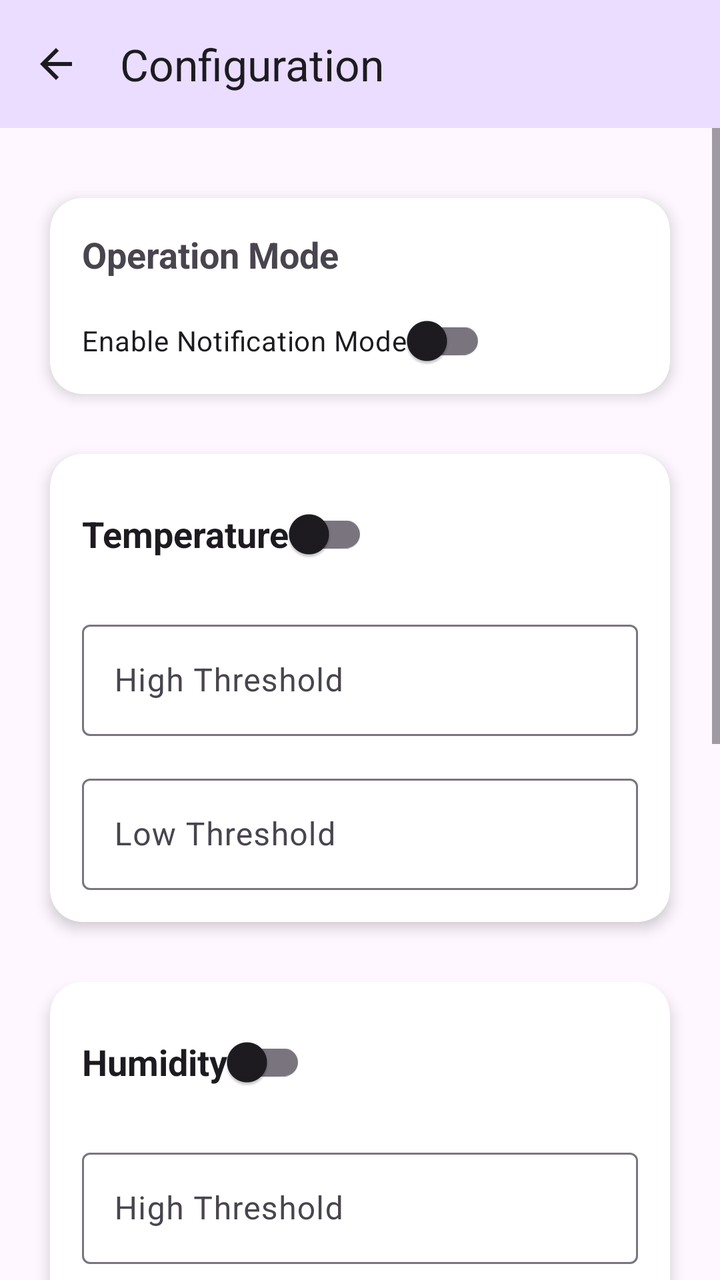
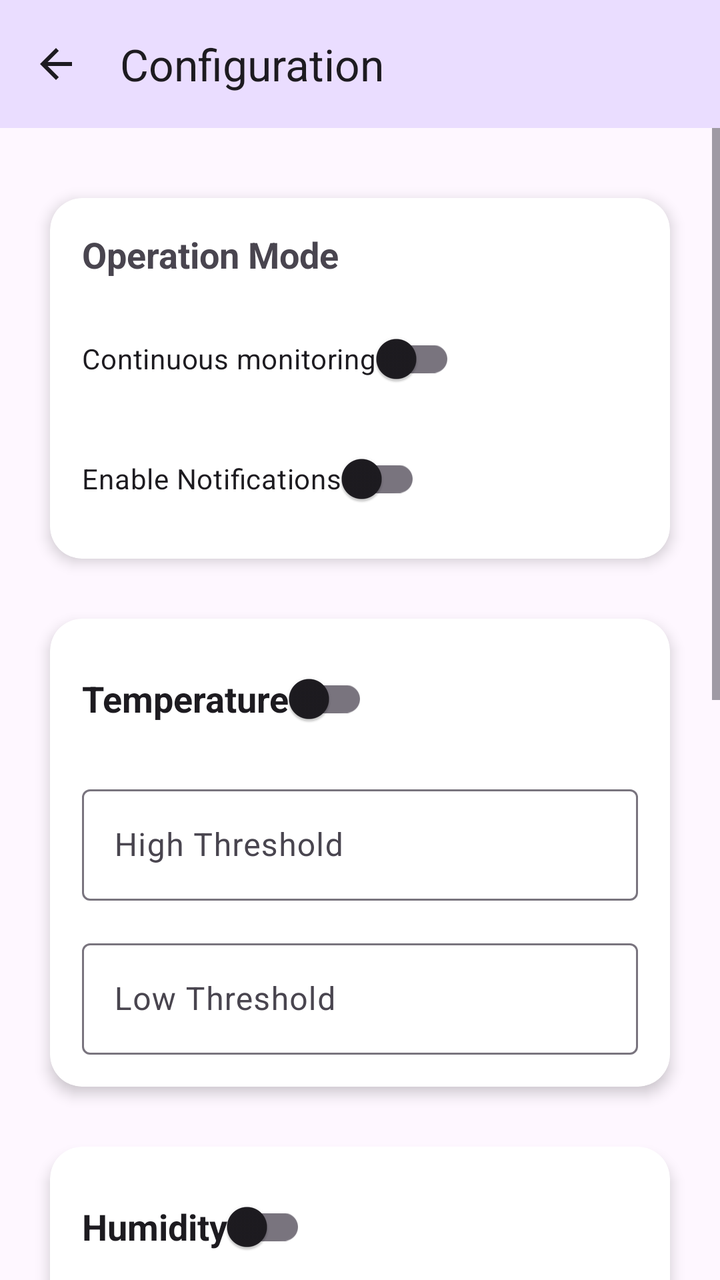

An Android layout rendered at two revisions. The XML below is the earlier revision; the diff shows what the commit changed to produce the second picture.
<!-- AndroidManifest.xml: application theme Theme.MyApplication -->
<!-- res/layout/activity_config.xml -->
<?xml version="1.0" encoding="utf-8"?>
<androidx.constraintlayout.widget.ConstraintLayout xmlns:android="http://schemas.android.com/apk/res/android"
    xmlns:app="http://schemas.android.com/apk/res-auto"
    xmlns:tools="http://schemas.android.com/tools"
    android:id="@+id/main"
    android:layout_width="match_parent"
    android:layout_height="match_parent"
    tools:context=".ConfigActivity"
    tools:paddingTop="24dp"
    tools:paddingBottom="24dp">

    <androidx.appcompat.widget.Toolbar
        android:id="@+id/toolbarConfig"
        android:layout_width="0dp"
        android:layout_height="wrap_content"
        android:background="?attr/colorPrimaryContainer"
        android:contentDescription="@string/title_config"
        android:minHeight="?attr/actionBarSize"
        android:theme="?attr/actionBarTheme"
        app:layout_constraintEnd_toEndOf="parent"
        app:layout_constraintStart_toStartOf="parent"
        app:layout_constraintTop_toTopOf="parent"
        app:navigationContentDescription="@string/title_config"
        app:navigationIcon="@drawable/ic_arrow_back"
        app:title="@string/title_config" />

    <ScrollView
        android:layout_width="0dp"
        android:layout_height="0dp"
        android:clipChildren="false"
        android:clipToPadding="false"
        android:fillViewport="true"
        app:layout_constraintWidth_max="480dp"
        app:layout_constraintBottom_toBottomOf="parent"
        app:layout_constraintEnd_toEndOf="parent"
        app:layout_constraintStart_toStartOf="parent"
        app:layout_constraintTop_toBottomOf="@+id/toolbarConfig">

        <androidx.constraintlayout.widget.ConstraintLayout
            android:layout_width="match_parent"
            android:layout_height="wrap_content"
            android:clipChildren="false"
            android:clipToPadding="false"
            android:paddingBottom="32dp">

            
            <androidx.cardview.widget.CardView
                android:id="@+id/cwOperationMode"
                android:layout_width="0dp"
                android:layout_height="120dp"
                android:layout_marginStart="16dp"
                android:layout_marginTop="24dp"
                android:layout_marginEnd="16dp"
                app:cardCornerRadius="16dp"
                app:cardElevation="4dp"
                app:cardUseCompatPadding="true"
                app:contentPadding="0dp"
                app:layout_constraintEnd_toEndOf="parent"
                app:layout_constraintStart_toStartOf="parent"
                app:layout_constraintTop_toTopOf="parent">

                <androidx.constraintlayout.widget.ConstraintLayout
                    android:id="@+id/clsubOperationMode"
                    android:layout_width="match_parent"
                    android:layout_height="match_parent">

                    <TextView
                        android:id="@+id/textView"
                        android:layout_width="0dp"
                        android:layout_height="wrap_content"
                        android:layout_marginStart="16dp"
                        android:layout_marginTop="16dp"
                        android:layout_marginEnd="16dp"
                        android:text="@string/operation_mode"
                        android:textAppearance="@style/TextAppearance.AppCompat.Medium"
                        android:textStyle="bold"
                        app:layout_constraintEnd_toEndOf="parent"
                        app:layout_constraintStart_toStartOf="parent"
                        app:layout_constraintTop_toTopOf="parent" />

                    <androidx.appcompat.widget.SwitchCompat
                        android:id="@+id/switchNotificationMode"
                        android:layout_width="wrap_content"
                        android:layout_height="wrap_content"
                        android:switchPadding="16dp"
                        android:layout_marginStart="16dp"
                        android:layout_marginTop="24dp"
                        android:layout_marginEnd="16dp"
                        android:layout_marginBottom="20dp"
                        android:text="@string/notification_mode_toggle"
                        app:layout_constraintBottom_toBottomOf="parent"
                        app:layout_constrainedWidth="true"
                        app:layout_constraintHorizontal_bias="0"
                        app:layout_constraintEnd_toEndOf="parent"
                        app:layout_constraintStart_toStartOf="parent"
                        app:layout_constraintTop_toBottomOf="@+id/textView" />

                </androidx.constraintlayout.widget.ConstraintLayout>
            </androidx.cardview.widget.CardView>

            
            <androidx.cardview.widget.CardView
                android:id="@+id/cwTempAlarm"
                android:layout_width="0dp"
                android:layout_height="wrap_content"
                android:layout_marginStart="16dp"
                android:layout_marginTop="8dp"
                android:layout_marginEnd="16dp"
                app:cardCornerRadius="16dp"
                app:cardElevation="4dp"
                app:cardUseCompatPadding="true"
                app:layout_constraintEnd_toEndOf="parent"
                app:layout_constraintStart_toStartOf="parent"
                app:layout_constraintTop_toBottomOf="@+id/cwOperationMode">

                <androidx.constraintlayout.widget.ConstraintLayout
                    android:layout_width="match_parent"
                    android:layout_height="match_parent">

                    <androidx.appcompat.widget.SwitchCompat
                        android:id="@+id/switchTempAlarm"
                        android:layout_width="wrap_content"
                        android:layout_height="wrap_content"
                        android:layout_marginStart="16dp"
                        android:layout_marginTop="16dp"
                        android:layout_marginEnd="16dp"
                        android:switchPadding="16dp"
                        android:switchTextAppearance="@style/TextAppearance.AppCompat.Medium"
                        android:text="@string/sensor_temperature"
                        android:textAppearance="@style/TextAppearance.AppCompat.Medium"
                        android:textStyle="bold"
                        app:layout_constrainedWidth="true"
                        app:layout_constraintHorizontal_bias="0"
                        app:layout_constraintEnd_toEndOf="parent"
                        app:layout_constraintStart_toStartOf="parent"
                        app:layout_constraintTop_toTopOf="parent" />

                    <com.google.android.material.textfield.TextInputLayout
                        android:id="@+id/tilTempHigh"
                        android:layout_width="match_parent"
                        android:layout_height="wrap_content"
                        android:layout_marginStart="16dp"
                        android:layout_marginTop="16dp"
                        android:layout_marginEnd="16dp"
                        app:layout_constraintEnd_toEndOf="parent"
                        app:layout_constraintStart_toStartOf="parent"
                        app:layout_constraintTop_toBottomOf="@+id/switchTempAlarm"
                        tools:ignore="DuplicateSpeakableTextCheck">

                        <com.google.android.material.textfield.TextInputEditText
                            android:id="@+id/etTempHigh"
                            android:layout_width="match_parent"
                            android:layout_height="wrap_content"
                            android:hint="@string/high_threshold"
                            android:importantForAutofill="no"
                            android:inputType="numberDecimal|numberSigned"
                            tools:ignore="DuplicateSpeakableTextCheck" />

                    </com.google.android.material.textfield.TextInputLayout>

                    <com.google.android.material.textfield.TextInputLayout
                        android:id="@+id/tilTempLow"
                        android:layout_width="match_parent"
                        android:layout_height="wrap_content"
                        android:layout_marginStart="16dp"
                        android:layout_marginTop="16dp"
                        android:layout_marginEnd="16dp"
                        android:layout_marginBottom="16dp"
                        app:layout_constraintBottom_toBottomOf="parent"
                        app:layout_constraintEnd_toEndOf="parent"
                        app:layout_constraintStart_toStartOf="parent"
                        app:layout_constraintTop_toBottomOf="@+id/tilTempHigh"
                        tools:ignore="DuplicateSpeakableTextCheck">

                        <com.google.android.material.textfield.TextInputEditText
                            android:id="@+id/etTempLow"
                            android:layout_width="match_parent"
                            android:layout_height="wrap_content"
                            android:hint="@string/low_threshold"
                            android:importantForAutofill="no"
                            android:inputType="numberDecimal|numberSigned"
                            tools:ignore="DuplicateSpeakableTextCheck" />
                    </com.google.android.material.textfield.TextInputLayout>
                </androidx.constraintlayout.widget.ConstraintLayout>

            </androidx.cardview.widget.CardView>

            
            <androidx.cardview.widget.CardView
                android:id="@+id/cwHumidityAlarm"
                android:layout_width="0dp"
                android:layout_height="wrap_content"
                android:layout_marginStart="16dp"
                android:layout_marginTop="8dp"
                android:layout_marginEnd="16dp"
                app:cardCornerRadius="16dp"
                app:cardElevation="4dp"
                app:cardUseCompatPadding="true"
                app:layout_constraintEnd_toEndOf="parent"
                app:layout_constraintStart_toStartOf="parent"
                app:layout_constraintTop_toBottomOf="@+id/cwTempAlarm">

                <androidx.constraintlayout.widget.ConstraintLayout
                    android:layout_width="match_parent"
                    android:layout_height="match_parent">

                    <androidx.appcompat.widget.SwitchCompat
                        android:id="@+id/switchHumidityAlarm"
                        android:layout_width="wrap_content"
                        android:layout_height="wrap_content"
                        android:switchPadding="16dp"
                        android:layout_marginStart="16dp"
                        android:layout_marginTop="16dp"
                        android:layout_marginEnd="16dp"
                        android:switchTextAppearance="@style/TextAppearance.AppCompat.Medium"
                        android:text="@string/sensor_humidity"
                        android:textAppearance="@style/TextAppearance.AppCompat.Medium"
                        android:textStyle="bold"
                        app:layout_constrainedWidth="true"
                        app:layout_constraintHorizontal_bias="0"
                        app:layout_constraintEnd_toEndOf="parent"
                        app:layout_constraintStart_toStartOf="parent"
                        app:layout_constraintTop_toTopOf="parent" />

                    <com.google.android.material.textfield.TextInputLayout
                        android:id="@+id/tilHumidityHigh"
                        android:layout_width="match_parent"
                        android:layout_height="wrap_content"
                        android:layout_marginStart="16dp"
                        android:layout_marginTop="16dp"
                        android:layout_marginEnd="16dp"
                        app:layout_constraintEnd_toEndOf="parent"
                        app:layout_constraintStart_toStartOf="parent"
                        app:layout_constraintTop_toBottomOf="@+id/switchHumidityAlarm"
                        tools:ignore="DuplicateSpeakableTextCheck">

                        <com.google.android.material.textfield.TextInputEditText
                            android:id="@+id/etHumidityHigh"
                            android:layout_width="match_parent"
                            android:layout_height="wrap_content"
                            android:hint="@string/high_threshold"
                            android:importantForAutofill="no"
                            android:inputType="number|numberDecimal"
                            tools:ignore="DuplicateSpeakableTextCheck" />
                    </com.google.android.material.textfield.TextInputLayout>

                    <com.google.android.material.textfield.TextInputLayout
                        android:id="@+id/tilHumidityLow"
                        android:layout_width="match_parent"
                        android:layout_height="wrap_content"
                        android:layout_marginStart="16dp"
                        android:layout_marginTop="16dp"
                        android:layout_marginEnd="16dp"
                        android:layout_marginBottom="16dp"
                        app:layout_constraintBottom_toBottomOf="parent"
                        app:layout_constraintEnd_toEndOf="parent"
                        app:layout_constraintStart_toStartOf="parent"
                        app:layout_constraintTop_toBottomOf="@+id/tilHumidityHigh"
                        tools:ignore="DuplicateSpeakableTextCheck">

                        <com.google.android.material.textfield.TextInputEditText
                            android:id="@+id/etHumidityLow"
                            android:layout_width="match_parent"
                            android:layout_height="wrap_content"
                            android:hint="@string/low_threshold"
                            android:importantForAutofill="no"
                            android:inputType="number|numberDecimal"
                            tools:ignore="DuplicateSpeakableTextCheck" />
                    </com.google.android.material.textfield.TextInputLayout>
                </androidx.constraintlayout.widget.ConstraintLayout>
            </androidx.cardview.widget.CardView>

            
            <androidx.cardview.widget.CardView
                android:id="@+id/cwLuminosityAlarm"
                android:layout_width="0dp"
                android:layout_height="wrap_content"
                android:layout_marginStart="16dp"
                android:layout_marginTop="8dp"
                android:layout_marginEnd="16dp"
                app:cardCornerRadius="16dp"
                app:cardElevation="4dp"
                app:cardUseCompatPadding="true"
                app:layout_constraintEnd_toEndOf="parent"
                app:layout_constraintStart_toStartOf="parent"
                app:layout_constraintTop_toBottomOf="@+id/cwHumidityAlarm">

                <androidx.constraintlayout.widget.ConstraintLayout
                    android:layout_width="match_parent"
                    android:layout_height="match_parent">

                    <androidx.appcompat.widget.SwitchCompat
                        android:id="@+id/switchLuminosityAlarm"
                        android:layout_width="wrap_content"
                        android:layout_height="wrap_content"
                        android:switchPadding="16dp"
                        android:layout_marginStart="16dp"
                        android:layout_marginTop="16dp"
                        android:layout_marginEnd="16dp"
                        android:switchTextAppearance="@style/TextAppearance.AppCompat.Medium"
                        android:text="@string/sensor_luminosity"
                        android:textAppearance="@style/TextAppearance.AppCompat.Medium"
                        android:textStyle="bold"
                        app:layout_constrainedWidth="true"
                        app:layout_constraintHorizontal_bias="0"
                        app:layout_constraintEnd_toEndOf="parent"
                        app:layout_constraintStart_toStartOf="parent"
                        app:layout_constraintTop_toTopOf="parent" />

                    <com.google.android.material.textfield.TextInputLayout
                        android:id="@+id/tilLuminosityHigh"
                        android:layout_width="match_parent"
                        android:layout_height="wrap_content"
                        android:layout_marginStart="16dp"
                        android:layout_marginTop="16dp"
                        android:layout_marginEnd="16dp"
                        app:layout_constraintEnd_toEndOf="parent"
                        app:layout_constraintStart_toStartOf="parent"
                        app:layout_constraintTop_toBottomOf="@+id/switchLuminosityAlarm"
                        tools:ignore="DuplicateSpeakableTextCheck">

                        <com.google.android.material.textfield.TextInputEditText
                            android:id="@+id/etLuminosityHigh"
                            android:layout_width="match_parent"
                            android:layout_height="wrap_content"
                            android:hint="@string/high_threshold"
                            android:importantForAutofill="no"
                            android:inputType="number|numberDecimal"
                            tools:ignore="DuplicateSpeakableTextCheck" />
                    </com.google.android.material.textfield.TextInputLayout>

                    <com.google.android.material.textfield.TextInputLayout
                        android:id="@+id/tilLuminosityLow"
                        android:layout_width="match_parent"
                        android:layout_height="wrap_content"
                        android:layout_marginStart="16dp"
                        android:layout_marginTop="16dp"
                        android:layout_marginEnd="16dp"
                        android:layout_marginBottom="16dp"
                        app:layout_constraintBottom_toBottomOf="parent"
                        app:layout_constraintEnd_toEndOf="parent"
                        app:layout_constraintStart_toStartOf="parent"
                        app:layout_constraintTop_toBottomOf="@+id/tilLuminosityHigh"
                        tools:ignore="DuplicateSpeakableTextCheck">

                        <com.google.android.material.textfield.TextInputEditText
                            android:id="@+id/etLuminosityLow"
                            android:layout_width="match_parent"
                            android:layout_height="wrap_content"
                            android:hint="@string/low_threshold"
                            android:importantForAutofill="no"
                            android:inputType="number|numberDecimal"
                            tools:ignore="DuplicateSpeakableTextCheck" />
                    </com.google.android.material.textfield.TextInputLayout>
                </androidx.constraintlayout.widget.ConstraintLayout>
            </androidx.cardview.widget.CardView>

            
            <LinearLayout
                android:id="@+id/llButtons"
                android:layout_width="0dp"
                android:layout_height="wrap_content"
                android:layout_marginStart="16dp"
                android:layout_marginTop="24dp"
                android:layout_marginEnd="16dp"
                android:layout_marginBottom="30dp"
                android:orientation="horizontal"
                app:layout_constraintBottom_toBottomOf="parent"
                app:layout_constraintEnd_toEndOf="parent"
                app:layout_constraintStart_toStartOf="parent"
                app:layout_constraintTop_toBottomOf="@+id/cwLuminosityAlarm">

                <Button
                    android:id="@+id/btnReset"
                    style="?attr/materialButtonOutlinedStyle"
                    android:layout_width="0dp"
                    android:layout_height="match_parent"
                    android:layout_marginEnd="8dp"
                    android:layout_weight="1"
                    android:text="@string/reset_min_max"
                    tools:ignore="ButtonStyle" />

                <Button
                    android:id="@+id/btnSave"
                    android:layout_width="0dp"
                    android:layout_height="match_parent"
                    android:layout_weight="1"
                    android:text="@string/save_configuration"
                    tools:ignore="ButtonStyle" />
            </LinearLayout>

        </androidx.constraintlayout.widget.ConstraintLayout>
    </ScrollView>

</androidx.constraintlayout.widget.ConstraintLayout>
<!-- resources referenced by this layout -->
<resources>
  <!-- drawable ic_arrow_back (drawable) -->
  <vector xmlns:android="http://schemas.android.com/apk/res/android"
      android:width="24dp"
      android:height="24dp"
      android:viewportWidth="24"
      android:viewportHeight="24"
      android:tint="?attr/colorControlNormal">
    <path
        android:fillColor="@android:color/white"
        android:pathData="M20,11H7.83l5.59,-5.59L12,4l-8,8 8,8 1.41,-1.41L7.83,13H20v-2z"/>
  </vector>
  <string name="high_threshold">High Threshold</string>
  <string name="low_threshold">Low Threshold</string>
  <string name="notification_mode_toggle">Enable Notification Mode</string>
  <string name="operation_mode">Operation Mode</string>
  <string name="reset_min_max">Reset Maximums &amp; Minimums</string>
  <string name="save_configuration">Save Configuration</string>
  <string name="sensor_humidity">Humidity</string>
  <string name="sensor_luminosity">Luminosity</string>
  <string name="sensor_temperature">Temperature</string>
  <string name="title_config">Configuration</string>
  <style name="Theme.MyApplication" parent="Base.Theme.MyApplication" />
  <style name="Base.Theme.MyApplication" parent="Theme.Material3.DayNight.NoActionBar">
          
          
      </style>
</resources>

<!-- the commit's change to res/layout/activity_config.xml (unified diff, before → after) -->
@@ -1,5 +1,6 @@
 <?xml version="1.0" encoding="utf-8"?>
-<androidx.constraintlayout.widget.ConstraintLayout xmlns:android="http://schemas.android.com/apk/res/android"
+<androidx.constraintlayout.widget.ConstraintLayout
+    xmlns:android="http://schemas.android.com/apk/res/android"
     xmlns:app="http://schemas.android.com/apk/res-auto"
     xmlns:tools="http://schemas.android.com/tools"
     android:id="@+id/main"
@@ -43,11 +44,12 @@
             android:clipToPadding="false"
             android:paddingBottom="32dp">
 
+
             
             <androidx.cardview.widget.CardView
                 android:id="@+id/cwOperationMode"
                 android:layout_width="0dp"
-                android:layout_height="120dp"
+                android:layout_height="wrap_content"
                 android:layout_marginStart="16dp"
                 android:layout_marginTop="24dp"
                 android:layout_marginEnd="16dp"
@@ -62,7 +64,8 @@
                 <androidx.constraintlayout.widget.ConstraintLayout
                     android:id="@+id/clsubOperationMode"
                     android:layout_width="match_parent"
-                    android:layout_height="match_parent">
+                    android:layout_height="wrap_content"
+                    android:paddingBottom="16dp">
 
                     <TextView
                         android:id="@+id/textView"
@@ -78,25 +81,44 @@
                         app:layout_constraintStart_toStartOf="parent"
                         app:layout_constraintTop_toTopOf="parent" />
 
+
+                    
                     <androidx.appcompat.widget.SwitchCompat
-                        android:id="@+id/switchNotificationMode"
+                        android:id="@+id/switchOperatingMode"
                         android:layout_width="wrap_content"
                         android:layout_height="wrap_content"
+                        android:layout_marginStart="16dp"
+                        android:layout_marginTop="16dp"
+                        android:layout_marginEnd="16dp"
                         android:switchPadding="16dp"
-                        android:layout_marginStart="16dp"
-                        android:layout_marginTop="24dp"
-                        android:layout_marginEnd="16dp"
-                        android:layout_marginBottom="20dp"
-                        android:text="@string/notification_mode_toggle"
-                        app:layout_constraintBottom_toBottomOf="parent"
+                        android:text="@string/operating_mode_toggle"
+                        app:layout_constrainedWidth="true"
+                        app:layout_constraintEnd_toEndOf="parent"
+                        app:layout_constraintHorizontal_bias="0"
+                        app:layout_constraintStart_toStartOf="parent"
+                        app:layout_constraintTop_toBottomOf="@+id/textView" />
+
+
+                    
+                    <androidx.appcompat.widget.SwitchCompat
+                        android:id="@+id/switchNotifications"
+                        android:layout_width="wrap_content"
+                        android:layout_height="wrap_content"
+                        android:layout_marginStart="16dp"
+                        android:layout_marginTop="12dp"
+                        android:layout_marginEnd="16dp"
+                        android:switchPadding="16dp"
+                        android:text="@string/notifications_toggle"
                         app:layout_constrainedWidth="true"
                         app:layout_constraintHorizontal_bias="0"
                         app:layout_constraintEnd_toEndOf="parent"
                         app:layout_constraintStart_toStartOf="parent"
-                        app:layout_constraintTop_toBottomOf="@+id/textView" />
+                        app:layout_constraintTop_toBottomOf="@+id/switchOperatingMode" />
 
                 </androidx.constraintlayout.widget.ConstraintLayout>
+
             </androidx.cardview.widget.CardView>
+
 
             
             <androidx.cardview.widget.CardView
@@ -180,10 +202,13 @@
                             android:importantForAutofill="no"
                             android:inputType="numberDecimal|numberSigned"
                             tools:ignore="DuplicateSpeakableTextCheck" />
-                    </com.google.android.material.textfield.TextInputLayout>
+
+                    </com.google.android.material.textfield.TextInputLayout>
+
                 </androidx.constraintlayout.widget.ConstraintLayout>
 
             </androidx.cardview.widget.CardView>
+
 
             
             <androidx.cardview.widget.CardView
@@ -242,6 +267,7 @@
                             android:importantForAutofill="no"
                             android:inputType="number|numberDecimal"
                             tools:ignore="DuplicateSpeakableTextCheck" />
+
                     </com.google.android.material.textfield.TextInputLayout>
 
                     <com.google.android.material.textfield.TextInputLayout
@@ -266,9 +292,13 @@
                             android:importantForAutofill="no"
                             android:inputType="number|numberDecimal"
                             tools:ignore="DuplicateSpeakableTextCheck" />
-                    </com.google.android.material.textfield.TextInputLayout>
+
+                    </com.google.android.material.textfield.TextInputLayout>
+
                 </androidx.constraintlayout.widget.ConstraintLayout>
+
             </androidx.cardview.widget.CardView>
+
 
             
             <androidx.cardview.widget.CardView
@@ -327,6 +357,7 @@
                             android:importantForAutofill="no"
                             android:inputType="number|numberDecimal"
                             tools:ignore="DuplicateSpeakableTextCheck" />
+
                     </com.google.android.material.textfield.TextInputLayout>
 
                     <com.google.android.material.textfield.TextInputLayout
@@ -351,9 +382,13 @@
                             android:importantForAutofill="no"
                             android:inputType="number|numberDecimal"
                             tools:ignore="DuplicateSpeakableTextCheck" />
-                    </com.google.android.material.textfield.TextInputLayout>
+
+                    </com.google.android.material.textfield.TextInputLayout>
+
                 </androidx.constraintlayout.widget.ConstraintLayout>
+
             </androidx.cardview.widget.CardView>
+
 
             
             <LinearLayout
@@ -387,9 +422,11 @@
                     android:layout_weight="1"
                     android:text="@string/save_configuration"
                     tools:ignore="ButtonStyle" />
+
             </LinearLayout>
 
         </androidx.constraintlayout.widget.ConstraintLayout>
+
     </ScrollView>
 
 </androidx.constraintlayout.widget.ConstraintLayout>
<!-- resource entries referenced after the edit -->
@@ -13,7 +13,8 @@
   </vector>
   <string name="high_threshold">High Threshold</string>
   <string name="low_threshold">Low Threshold</string>
-  <string name="notification_mode_toggle">Enable Notification Mode</string>
+  <string name="notifications_toggle">Enable Notifications</string>
+  <string name="operating_mode_toggle">Continuous monitoring</string>
   <string name="operation_mode">Operation Mode</string>
   <string name="reset_min_max">Reset Maximums &amp; Minimums</string>
   <string name="save_configuration">Save Configuration</string>
